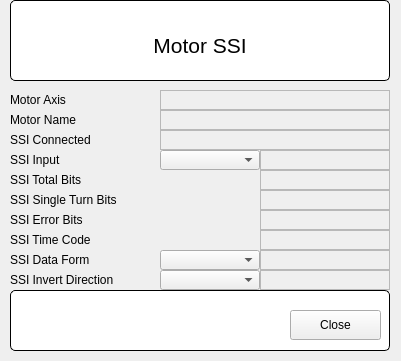
The window that FormGalilMotorSSI.ui (SESAME-Synchrotron/galil-qt) describes before a commit, drawn with Qt 5.
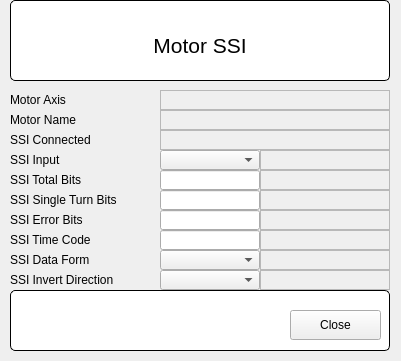
The same window after the commit. Custom widgets are drawn as their Qt base class.

Commit message: Replaced QENumericEdit with QELineEdit

Patch:
```diff
--- a/FormGalilMotorSSI.ui
+++ b/FormGalilMotorSSI.ui
@@ -56,32 +56,6 @@
      <string>$(group)_SSIINPUT_STATUS</string>
     </property>
    </widget>
-   <widget class="QENumericEdit" name="qenumericedit_2">
-    <property name="geometry">
-     <rect>
-      <x>160</x>
-      <y>190</y>
-      <width>100</width>
-      <height>20</height>
-     </rect>
-    </property>
-    <property name="variable" stdset="0">
-     <string>$(group)_SSISINGLETBITS_SP</string>
-    </property>
-   </widget>
-   <widget class="QENumericEdit" name="qenumericedit_4">
-    <property name="geometry">
-     <rect>
-      <x>160</x>
-      <y>230</y>
-      <width>100</width>
-      <height>20</height>
-     </rect>
-    </property>
-    <property name="variable" stdset="0">
-     <string>$(group)_SSITIME_SP</string>
-    </property>
-   </widget>
    <widget class="QLabel" name="label_8">
     <property name="geometry">
      <rect>
@@ -251,19 +225,6 @@
      <string>SSI Input</string>
     </property>
    </widget>
-   <widget class="QENumericEdit" name="qenumericedit_3">
-    <property name="geometry">
-     <rect>
-      <x>160</x>
-      <y>210</y>
-      <width>100</width>
-      <height>20</height>
-     </rect>
-    </property>
-    <property name="variable" stdset="0">
-     <string>$(group)_SSIERRBITS_SP</string>
-    </property>
-   </widget>
    <widget class="QLabel" name="label_9">
     <property name="geometry">
      <rect>
@@ -293,19 +254,6 @@
      <string>$(group)_SSISINGLETBITS_MON</string>
     </property>
    </widget>
-   <widget class="QENumericEdit" name="qenumericedit">
-    <property name="geometry">
-     <rect>
-      <x>160</x>
-      <y>170</y>
-      <width>100</width>
-      <height>20</height>
-     </rect>
-    </property>
-    <property name="variable" stdset="0">
-     <string>$(group)_SSITOTBITS_SP</string>
-    </property>
-   </widget>
    <widget class="QELabel" name="qelabel">
     <property name="geometry">
      <rect>
@@ -495,6 +443,58 @@
      <string>$(group)_SSIINVERT_CMD</string>
     </property>
    </widget>
+   <widget class="QELineEdit" name="qelineedit">
+    <property name="geometry">
+     <rect>
+      <x>160</x>
+      <y>170</y>
+      <width>100</width>
+      <height>20</height>
+     </rect>
+    </property>
+    <property name="variable" stdset="0">
+     <string>$(group)_SSITOTBITS_SP</string>
+    </property>
+   </widget>
+   <widget class="QELineEdit" name="qelineedit_2">
+    <property name="geometry">
+     <rect>
+      <x>160</x>
+      <y>190</y>
+      <width>100</width>
+      <height>20</height>
+     </rect>
+    </property>
+    <property name="variable" stdset="0">
+     <string>$(group)_SSISINGLETBITS_SP</string>
+    </property>
+   </widget>
+   <widget class="QELineEdit" name="qelineedit_3">
+    <property name="geometry">
+     <rect>
+      <x>160</x>
+      <y>210</y>
+      <width>100</width>
+      <height>20</height>
+     </rect>
+    </property>
+    <property name="variable" stdset="0">
+     <string>$(group)_SSIERRBITS_SP</string>
+    </property>
+   </widget>
+   <widget class="QELineEdit" name="qelineedit_4">
+    <property name="geometry">
+     <rect>
+      <x>160</x>
+      <y>230</y>
+      <width>100</width>
+      <height>20</height>
+     </rect>
+    </property>
+    <property name="variable" stdset="0">
+     <string>$(group)_SSITIME_SP</string>
+    </property>
+   </widget>
   </widget>
  </widget>
  <customwidgets>
@@ -509,9 +509,9 @@
    <header>QELabel.h</header>
   </customwidget>
   <customwidget>
-   <class>QENumericEdit</class>
-   <extends>QWidget</extends>
-   <header>QENumericEdit.h</header>
+   <class>QELineEdit</class>
+   <extends>QLineEdit</extends>
+   <header>QELineEdit.h</header>
   </customwidget>
  </customwidgets>
  <resources/>
```
The commit also changes 1 other file.
